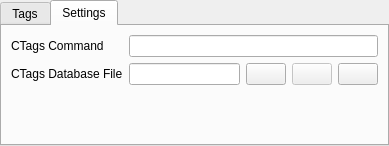
This is kate/plugins/kate-ctags/kate_ctags.ui in KDE/kate as Qt 5 draws it before an edit. The edited form follows.
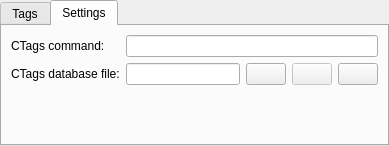
This is the edited form. The open tabs and pages were chosen to show the change. Custom widgets are drawn as their Qt base class.

Diff of the .ui file:
```diff
--- a/kate/plugins/kate-ctags/kate_ctags.ui
+++ b/kate/plugins/kate-ctags/kate_ctags.ui
@@ -78,7 +78,7 @@
           <enum>Qt::RightToLeft</enum>
          </property>
          <property name="text" >
-          <string>CTags Command</string>
+          <string>CTags command:</string>
          </property>
         </widget>
        </item>
@@ -91,7 +91,7 @@
           <enum>Qt::RightToLeft</enum>
          </property>
          <property name="text" >
-          <string>CTags Database File</string>
+          <string>CTags database file:</string>
          </property>
         </widget>
        </item>
```
